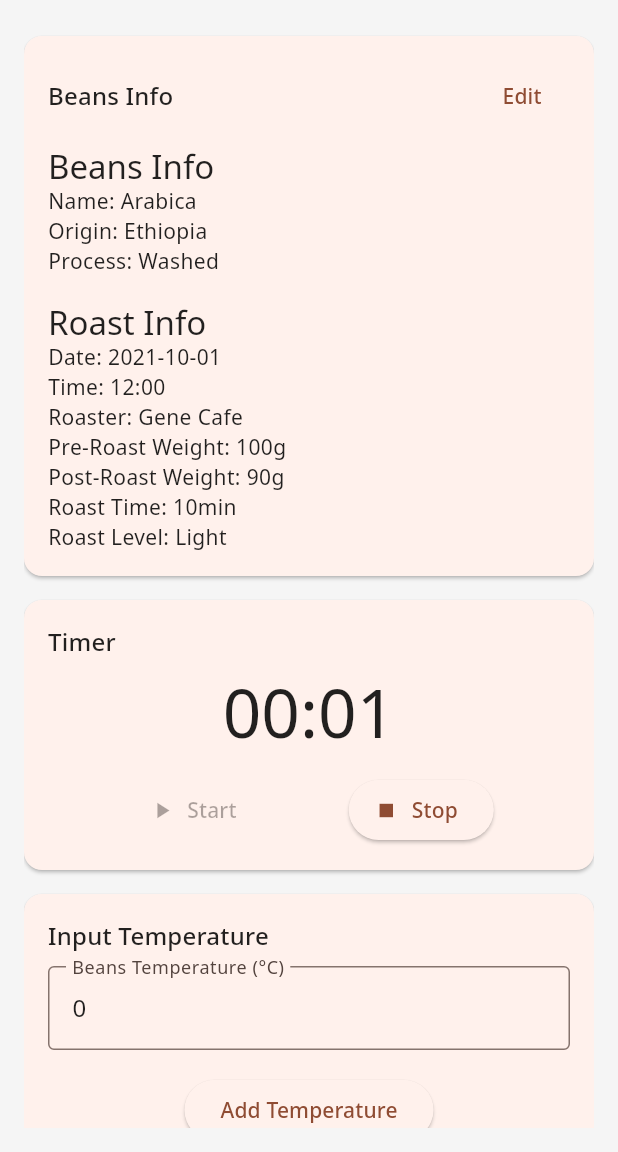
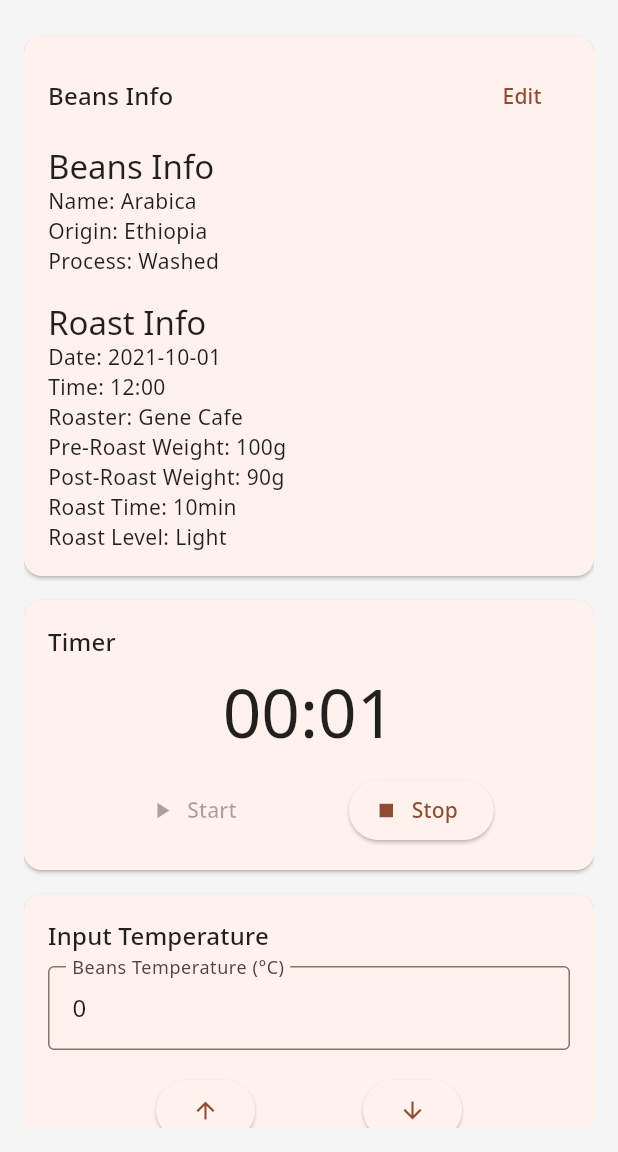
Before and after one commit to popcoondev/roast_logger, a Flutter app: the screen it shows after launch, after a tap on "Start", on a phone screen of 412 x 824 dp, the part 84-1236 px from its top. Run offline on Flutter 3.47's test engine with Material 3 defaults, Android fonts, the light colour scheme and no system bars; our stand-ins replace fl_chart, google_fonts.

Commit message:
change design update

```diff
--- a/lib/main.dart
+++ b/lib/main.dart
@@ -5,6 +5,7 @@ import 'package:web_socket_channel/web_socket_channel.dart';
 import 'model.dart';
 import 'package:fl_chart/fl_chart.dart';
 import 'package:google_fonts/google_fonts.dart';
+import 'package:flutter/services.dart';
 
 void main() {
   runApp(const MyApp());
@@ -99,7 +100,9 @@ class _RoastLoggerState extends State<RoastLogger> {
           TextButton(onPressed: () {}, child: const Text('SETTINGS')),
         ],
       ),
-      body: Container(
+      body: LayoutBuilder(
+        builder: (context, constraints) {
+          return Container(
             width: double.infinity,
             alignment: Alignment.center,
             padding: const EdgeInsets.all(16.0),
@@ -217,8 +220,8 @@ class _RoastLoggerState extends State<RoastLogger> {
                     ),
                   ),
                   // Line chart
-              Container(
-                padding: const EdgeInsets.all(8.0),
+                  ComponentsContainer(
+                    labelTitle: 'Temperature Charts',
                     child: Column(
                       children: [
                         // Temp display
@@ -235,6 +238,8 @@ class _RoastLoggerState extends State<RoastLogger> {
                 ],
               ),
             ),
+          );
+        },
       ),
     );
   }
@@ -477,6 +482,32 @@ class _InputTemperatureState extends State<InputTemperature> {
           },
         ),
         const SizedBox(height: 16),
+        Row(
+          mainAxisAlignment: MainAxisAlignment.spaceEvenly,
+          children: [
+            ElevatedButton(
+              onPressed: () {
+                setState(() {
+                  int temp = int.parse(_beansTempController.text);
+                  temp++;
+                  _beansTempController.text = temp.toString();
+                });
+              },
+              child: const Icon(Icons.arrow_upward),
+            ),
+            ElevatedButton(
+              onPressed: () {
+                setState(() {
+                  int temp = int.parse(_beansTempController.text);
+                  temp--;
+                  _beansTempController.text = temp.toString();
+                });
+              },
+              child: const Icon(Icons.arrow_downward),
+            ),
+          ],
+        ),
+        const SizedBox(height: 16),
         ElevatedButton(
           onPressed: () {
             widget.inputTemperature(int.parse(_beansTempController.text));
@@ -500,7 +531,7 @@ class InputEvents extends StatelessWidget {
       children: [
         OutlinedButton(
           onPressed: () => addEvent(Event.none),
-          child: const Text(Event.none),
+          child: const Text('-'),
         ),
         OutlinedButton(
           onPressed: () => addEvent(Event.maillard),
@@ -525,7 +556,7 @@ class InputEvents extends StatelessWidget {
 
 // Event constants
 class Event {
-  static const String none = 'None';
+  static const String none = '-';
   static const String maillard = 'Maillard';
   static const String firstCrack = '1st Crack';
   static const String secondCrack = '2nd Crack';
@@ -539,21 +570,26 @@ class TimelineGrid extends StatelessWidget {
 
   @override
   Widget build(BuildContext context) {
+    // Adjust column widths based on screen size
+    double columnWidth = MediaQuery.of(context).size.width / 5;
+
     return SingleChildScrollView(
       scrollDirection: Axis.horizontal,
       child: DataTable(
-        columns: const [
-          DataColumn(label: Text('Time')),
-          DataColumn(label: Text('Temp (°C)')),
-          DataColumn(label: Text('ROR')),
-          DataColumn(label: Text('Event')),
+        columnSpacing: 16.0,
+        columns: [
+          DataColumn(label: SizedBox(width: columnWidth, child: const Text('Time'))),
+          DataColumn(label: SizedBox(width: columnWidth, child: const Text('Temp (°C)'))),
+          DataColumn(label: SizedBox(width: columnWidth, child: const Text('ROR'))),
+          DataColumn(label: SizedBox(width: columnWidth, child: const Text('Phase'))),
         ],
         rows: logEntries.map((entry) {
+          String eventDisplay = entry.event == Event.none ? '-' : entry.event!;
           return DataRow(cells: [
             DataCell(Text('${entry.time ~/ 60}:${(entry.time % 60).toString().padLeft(2, '0')}')),
             DataCell(Text('${entry.temperature}')),
             DataCell(Text('${entry.ror}')),
-            DataCell(Text(entry.event ?? '-')),
+            DataCell(Text(eventDisplay)),
           ]);
         }).toList(),
       ),
```
Lines whose indentation alone changed are shown as unchanged.
